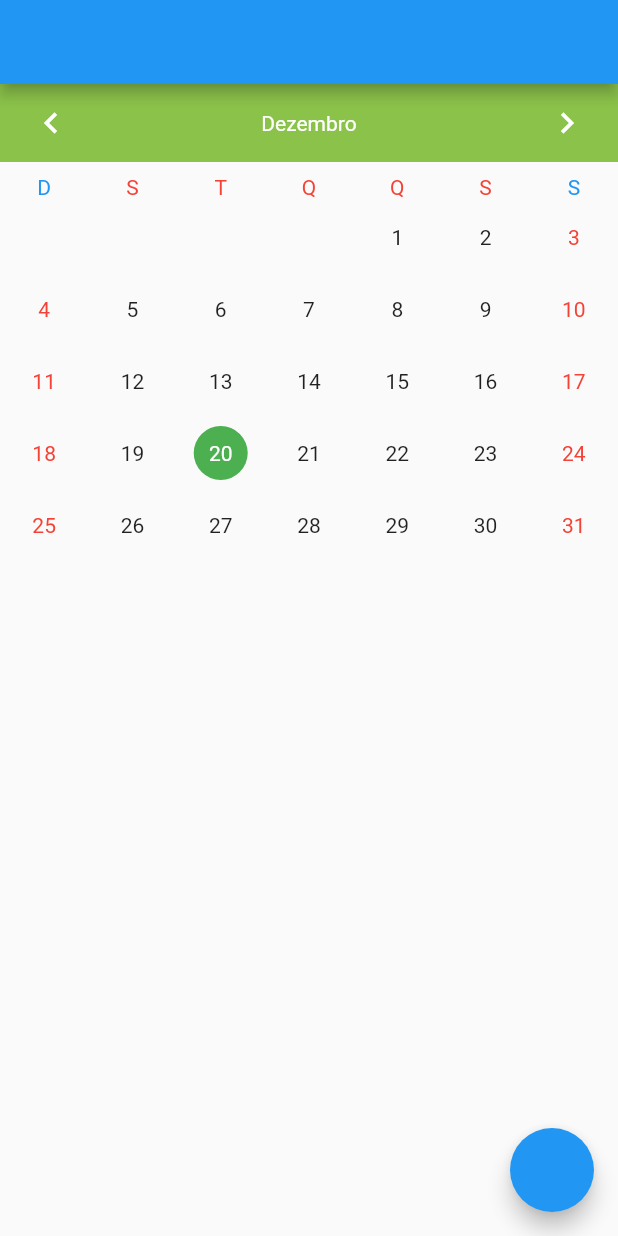
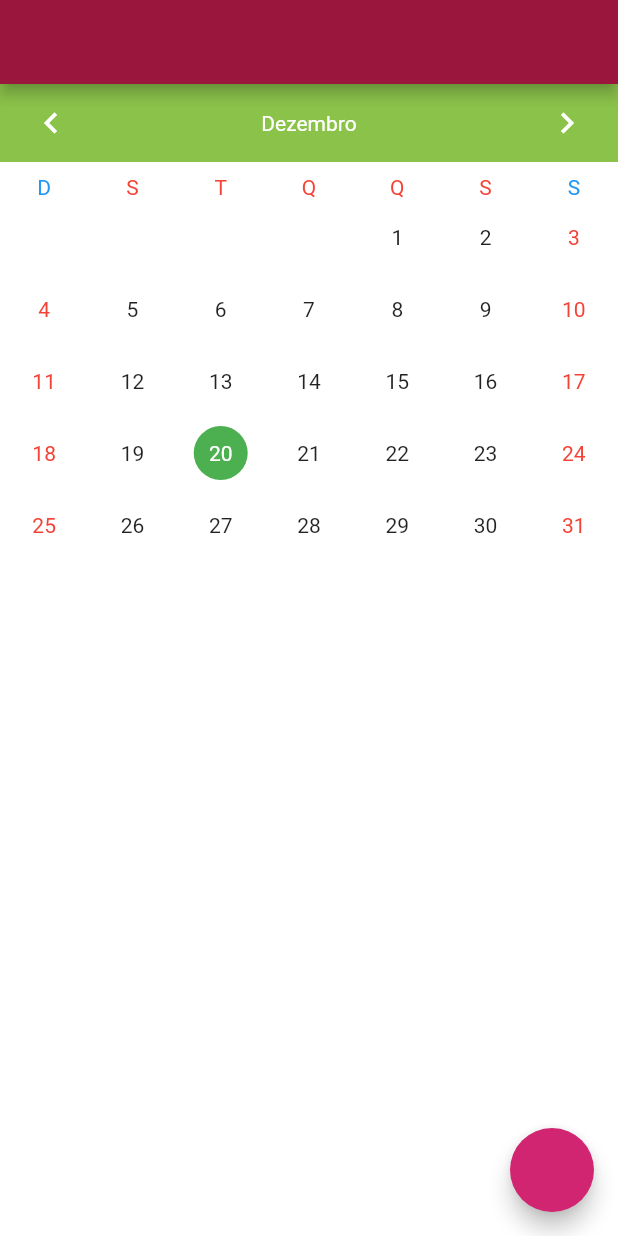
Before and after one commit to Firekepr/Project_How_Many_I_Spend, a Flutter app: the screen it shows after launch, on a phone screen of 412 x 824 dp. Run offline on Flutter 3.47's test engine with Material 2 defaults, Android fonts, the phone set to English and light mode, and no system bars; drawn by our look-alikes of table_calendar; our stand-ins replace brasil_fields, material_design_icons_flutter, modal_bottom_sheet, reactive_forms, sqflite; accounts and stored records are empty; Roboto replaces fonts that are missing (AlegreyaSans).

Commit message:
Initialize theme methods

```diff
--- a/lib/app.dart
+++ b/lib/app.dart
@@ -1,6 +1,10 @@
 import 'package:flutter/material.dart';
 import 'package:how_many_i_spend/pages/home/home.dart';
 import 'package:flutter_localizations/flutter_localizations.dart';
+import 'package:how_many_i_spend/provider/provider-system.dart';
+import 'package:how_many_i_spend/services/app_theme_service.dart';
+import 'package:how_many_i_spend/services/global-context.dart';
+import 'package:provider/provider.dart';
 
 class MyApp extends StatelessWidget {
 
@@ -8,7 +12,10 @@ class MyApp extends StatelessWidget {
 
   @override
   Widget build(BuildContext context) {
+    return Consumer<ProviderSystem>(
+      builder: (BuildContext context, ProviderSystem val, Widget? child) {
         return MaterialApp(
+          navigatorKey: GlobalContextKey.navigatorKey,
           title: 'Flutter Demo',
 
           localizationsDelegates: const [
@@ -21,10 +28,10 @@ class MyApp extends StatelessWidget {
             Locale('pt', ''),
           ],
 
-      theme: ThemeData(
-        primarySwatch: Colors.blue,
-      ),
+          theme: val.theme ? AppTheme.lightTheme : AppTheme.darkTheme,
           home: const Home(),
+        );
+      },
     );
   }
 }
--- /dev/null
+++ b/lib/services/app_theme_service.dart
@@ -0,0 +1,50 @@
+import 'package:flutter/material.dart';
+
+class AppTheme {
+  static ThemeData get lightTheme{
+    return ThemeData(
+      primaryColor: Colors.black,//Font Color
+      fontFamily: 'AlegreyaSans',
+      unselectedWidgetColor: Colors.black,
+      hoverColor: Colors.grey[100],// input background color
+      splashColor: const Color.fromRGBO(220, 159, 178, 1.0), //Color icon bottom bar
+      canvasColor: Colors.grey[200],
+      cardColor: Colors.white,
+      backgroundColor: Colors.redAccent, //Dismissible Container
+      appBarTheme: const AppBarTheme(
+        backgroundColor: Color.fromRGBO(155, 22, 61, 1),
+      ),
+      secondaryHeaderColor: const Color.fromRGBO(198, 45, 91, 1), // Buttons Calculator
+      disabledColor: Colors.grey,// Calendar circle border
+      focusColor: Colors.transparent,//Focus
+      scaffoldBackgroundColor: Colors.white,//Background Color
+      colorScheme: ColorScheme.fromSwatch().copyWith(
+        secondary: const Color.fromRGBO(209, 36, 113, 1),
+      ),
+    );
+  }
+  static ThemeData get darkTheme{
+    return ThemeData(
+      fontFamily: 'AlegreyaSans',
+      unselectedWidgetColor: Colors.white,
+      hoverColor: Colors.blueGrey[900],// input background color
+      splashColor: Colors.deepOrange, //Color icon bottom bar
+      canvasColor: Colors.blueGrey[700],//List tile ao ser pego
+      cardColor: Colors.blueGrey[800],
+      backgroundColor: Colors.lightBlue,// Dismissible color
+      appBarTheme: AppBarTheme(
+        backgroundColor: Colors.grey[900],),  //App Bar
+      secondaryHeaderColor: Colors.grey[900], // Buttons Calculator
+      disabledColor: Colors.grey, // Calendar circle border color
+      focusColor: Colors.transparent,//Focus
+      iconTheme: IconThemeData(color: Colors.blueGrey[900]),//Icon Color
+      dialogTheme:DialogTheme(
+        backgroundColor: Colors.grey[50],),
+      primaryColor: Colors.white,// Font Color
+      scaffoldBackgroundColor: Colors.blueGrey[800], // Background Color
+      colorScheme: ColorScheme.fromSwatch().copyWith(
+        secondary: Colors.black54,
+      ),
+    );
+  }
+}
```
Lines whose indentation alone changed are shown as unchanged.
